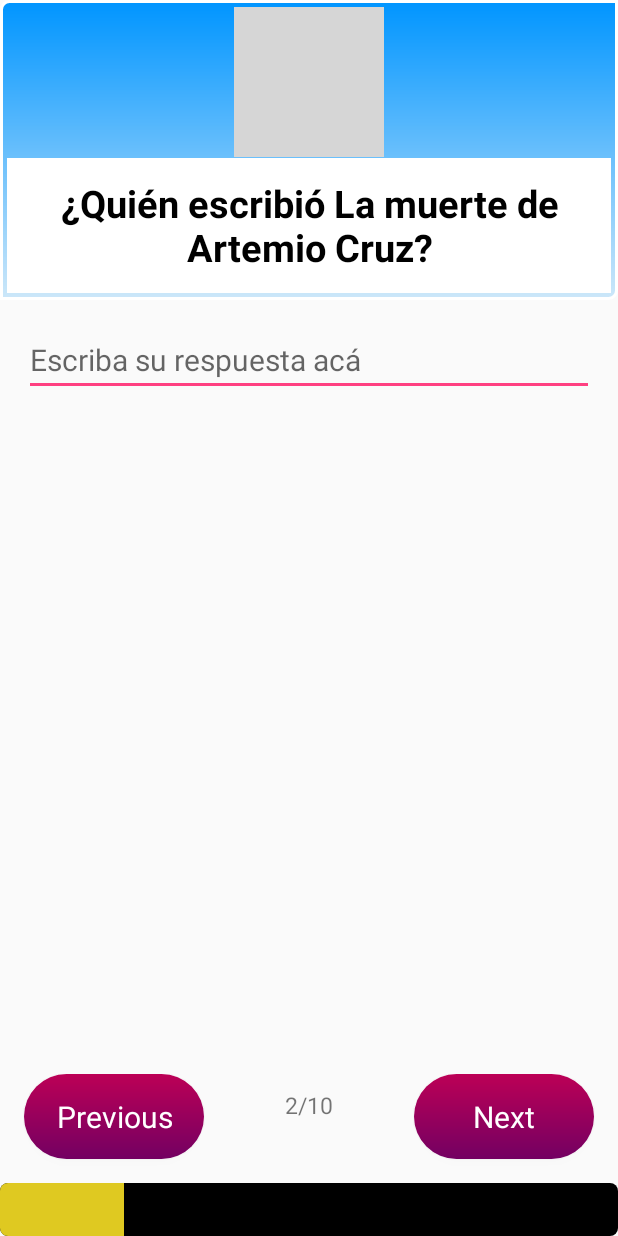
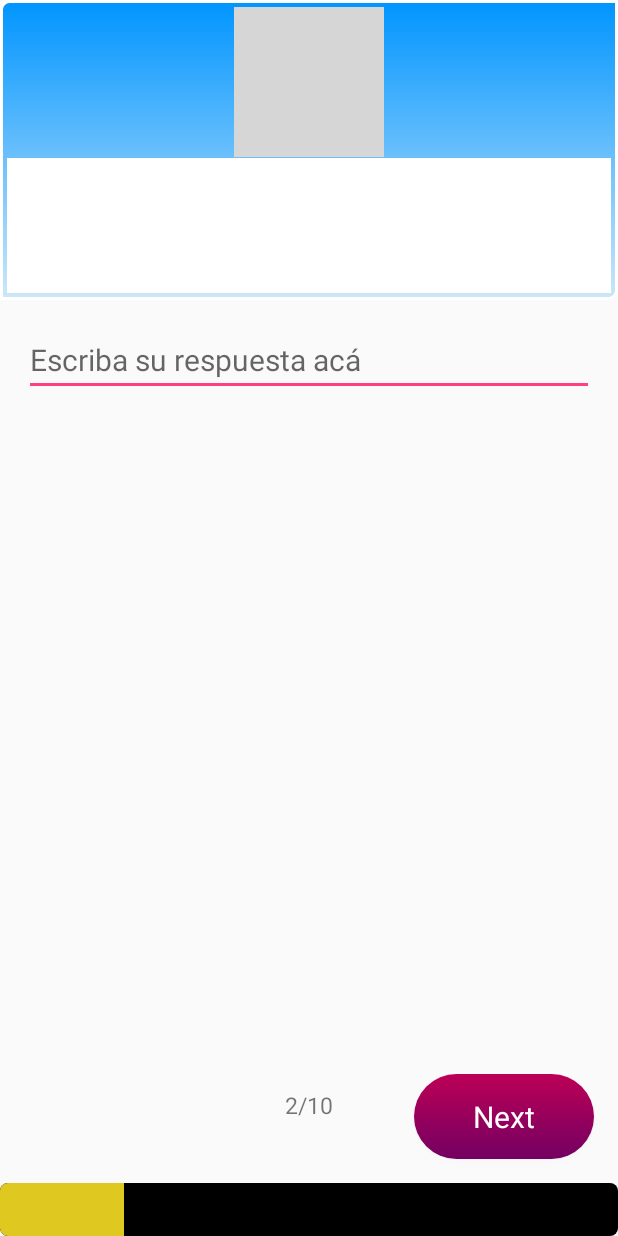
Before and after one commit to Yosolita1978/MexicanQuiz, an Android app: the WrittenAnswerActivity screen opened directly, with no data from a screen before it, on a phone screen of 412 x 824 dp. Run offline under Robolectric (Android 15) with nearby library versions, the light colour scheme and no system bars; grey boxes are pictures that could not be loaded.

Commit message:
First two activities working with the Class Questionary

```diff
--- a/app/src/main/java/com/example/android/mexicanquiz/WrittenAnswerActivity.java
+++ b/app/src/main/java/com/example/android/mexicanquiz/WrittenAnswerActivity.java
@@ -8,16 +8,11 @@ import android.support.v7.app.AppCompatActivity;
 import android.view.View;
 import android.widget.Button;
 import android.widget.EditText;
+import android.widget.TextView;
 
 import com.example.android.mexicanquiz.R;
 
 public class WrittenAnswerActivity extends AppCompatActivity {
-
-    public static final String MyPREFERENCES = "MyPrefs" ;
-
-    SharedPreferences sharedpreferences;
-
-    public static final String quest2ans1 = "quest2ans1";
 
     @Override
     protected void onCreate(Bundle savedInstanceState) {
@@ -25,72 +20,37 @@ public class WrittenAnswerActivity extends AppCompatActivity {
 
         // Set the content of the activity to use the multiple_answers_activity.xml layout file
         setContentView(R.layout.written_answer_activity);
-        checkPreferences();
+        final Questionary questionary = Questionary.getQuestionary(this);
+        Question currentQuestion = questionary.getCurrentQuestion();
+
 
 
         // Create an event listener for the next button
         Button nextButton = (Button) findViewById(R.id.nextButton);
 
-        // Create an event listener for the previous button
-        Button previousButton = (Button) findViewById(R.id.previousButton);
-
-        previousButton.setOnClickListener(new View.OnClickListener() {
-            @Override
-            public void onClick(View view) {
-
-                /* Call the second question of the Quiz */
-                Intent quiz1Intent = new Intent(WrittenAnswerActivity.this, MultipleAnswersActivity.class);
-                startActivity(quiz1Intent);
-
-                //Save Preferences before going to the next Question
-                savePreferences();
-                finish();
-            }
-        });
-
         nextButton.setOnClickListener(new View.OnClickListener() {
             @Override
             public void onClick(View view) {
 
-                /* Call the second question of the Quiz */
-                Intent quiz2Intent = new Intent(WrittenAnswerActivity.this, WrittenAnswerActivity.class);
-                startActivity(quiz2Intent);
+                /* Get the Answers from the user */
 
-                //Save Preferences before going to the next Question
-                savePreferences();
-                finish();
+                EditText userAnswers = (EditText)findViewById(R.id.user_text_input);
+                String userAnswer =  userAnswers.getText().toString();
+
+                ////Check the Answer before going to the next Question
+                questionary.checkAnswer(userAnswer);
+                Question nextQuestion = questionary.getNextQuestion();
+                ////TO-DO The next intent - remember that you need to update the getNextActivity method in the Question too
+
             }
         });
     }
 
-    private void checkPreferences() {
-
-        EditText ideEditText = (EditText) findViewById(R.id.name_text_input);
-
-        // Open Preferences file
-        sharedpreferences = getSharedPreferences(MyPREFERENCES, Context.MODE_PRIVATE);
-        SharedPreferences.Editor editor = sharedpreferences.edit();
-
-        //Get value from Preferences if it exist
-        String questAns1 = sharedpreferences.getString(quest2ans1,"");
-        ideEditText.setText(questAns1);
-
-        editor.apply();
-    }
-
-    private void savePreferences() {
-
-        EditText ideEditText = (EditText) findViewById(R.id.name_text_input);
-        String cleanIdeEditText = ideEditText.getText().toString().trim();
-
-        // Open Preferences file
-        sharedpreferences = getSharedPreferences(MyPREFERENCES, Context.MODE_PRIVATE);
-        SharedPreferences.Editor editor = sharedpreferences.edit();
-
-        //Save clean value
-        editor.putString(quest2ans1 ,cleanIdeEditText);
-
-        //Apply changes to the sharedPreferences
-        editor.apply();
+    /**
+     * Displays the given Question.
+     */
+    public void displayQuestion(String question) {
+        TextView questionView = (TextView) findViewById(R.id.questionTextView);
+        questionView.setText(question);
     }
 }
--- a/app/src/main/res/layout/written_answer_activity.xml
+++ b/app/src/main/res/layout/written_answer_activity.xml
@@ -1,5 +1,6 @@
 <?xml version="1.0" encoding="utf-8"?>
 <ScrollView xmlns:android="http://schemas.android.com/apk/res/android"
+    xmlns:tools="http://schemas.android.com/tools"
     android:layout_width="match_parent"
     android:layout_height="match_parent"
     android:fillViewport="true">
@@ -23,9 +24,10 @@
                 android:layout_marginBottom="15dp"/>
 
             <TextView
+                android:id="@+id/questionTextView"
                 android:layout_width="match_parent"
                 android:layout_height="90dp"
-                android:text="@string/question2_question"
+                tools:text="@string/question2_question"
                 android:textSize="25sp"
                 android:textStyle="bold"
                 android:background="@android:color/white"
@@ -38,7 +40,7 @@
 
 
         <EditText
-            android:id="@+id/name_text_input"
+            android:id="@+id/user_text_input"
             android:layout_width="match_parent"
             android:layout_height="wrap_content"
             android:layout_marginBottom="16dp"
@@ -62,20 +64,6 @@
             android:layout_height="wrap_content"
             android:layout_weight="0">
 
-            <Button
-                android:id="@+id/previousButton"
-                android:layout_width="120dp"
-                android:layout_height="wrap_content"
-                android:layout_marginStart="16dp"
-                android:layout_marginLeft="16dp"
-                android:layout_marginBottom="16dp"
-                android:layout_marginRight="16dp"
-                android:layout_marginEnd="16dp"
-                android:text="@string/previousTextButton"
-                android:textSize="20sp"
-                android:textColor="@android:color/white"
-                android:background="@drawable/buttonstyle"
-                style="@style/Widget.AppCompat.ImageButton"/>
 
             <TextView
                 android:layout_width="wrap_content"
```
Also changed, not shown: app/src/main/java/com/example/android/mexicanquiz/Questionary.java (+7 -0 lines).
